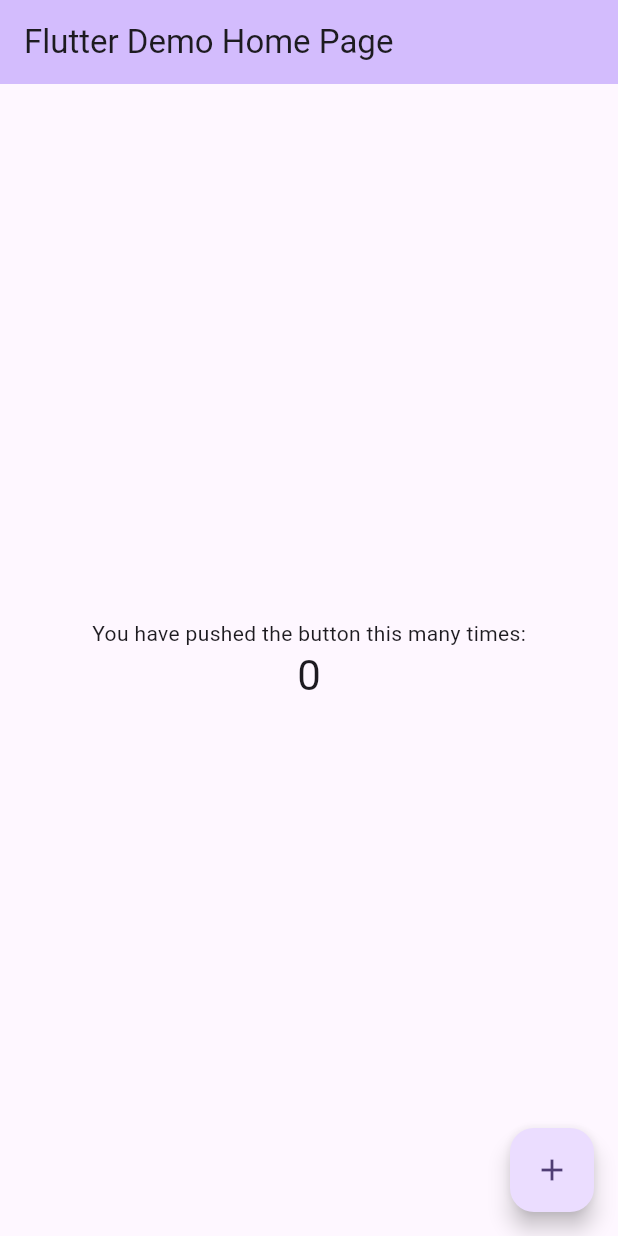
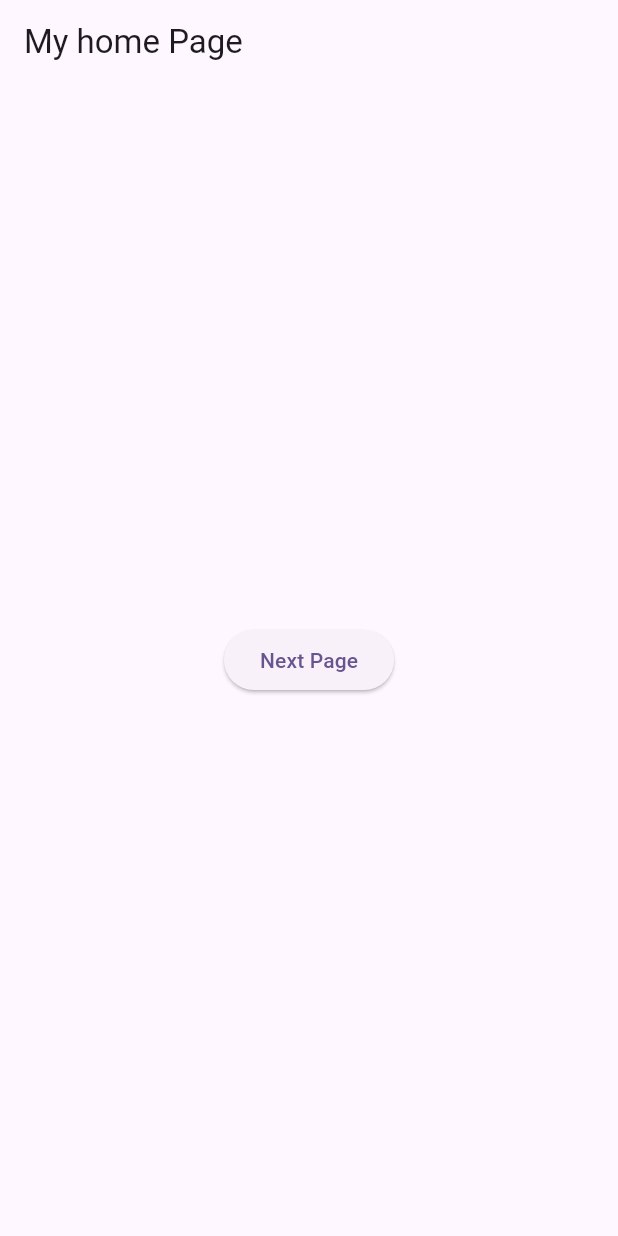
Before and after one commit to Shrutee0604/navigation, a Flutter app: the screen it shows after launch, on a phone screen of 412 x 824 dp. Run offline on Flutter 3.47's test engine with Material 2 defaults, Android fonts, the phone set to English and light mode, and no system bars.

Commit message:
second page within page

```diff
--- /dev/null
+++ b/lib/home_page.dart
@@ -0,0 +1,30 @@
+
+
+import 'package:flutter/material.dart';
+
+class MyHomePage extends StatelessWidget {
+
+
+  @override
+  Widget build(BuildContext context) {
+    return Scaffold(
+      appBar: AppBar(
+        title: Text("My home Page"),
+      ),
+      body: Center(
+        child: ElevatedButton(onPressed: (){
+          Navigator.push(context,MaterialPageRoute(builder: (context){
+            return Scaffold(
+              appBar: AppBar(
+                title: Text("second Page"),
+              ),
+              body: Container(
+                color: Colors.blue.shade300,
+              ),
+            );
+          }) );
+        }, child: Text("Next Page")),
+      ),
+    );
+  }
+}
--- a/lib/main.dart
+++ b/lib/main.dart
@@ -1,110 +1,25 @@
 import 'package:flutter/material.dart';
+import 'package:navigation/home_page.dart';
+
+
 
 void main() {
-  runApp(const MyApp());
+  runApp(MyApp());
 }
 
 class MyApp extends StatelessWidget {
-  const MyApp({super.key});
 
   // This widget is the root of your application.
   @override
   Widget build(BuildContext context) {
     return MaterialApp(
+      debugShowCheckedModeBanner: false,
       title: 'Flutter Demo',
       theme: ThemeData(
         colorScheme: ColorScheme.fromSeed(seedColor: Colors.deepPurple),
         useMaterial3: true,
       ),
-      home: const MyHomePage(title: 'Flutter Demo Home Page'),
+      home: MyHomePage(),
     );
   }
 }
-
-class MyHomePage extends StatefulWidget {
-  const MyHomePage({super.key, required this.title});
-
-  // This widget is the home page of your application. It is stateful, meaning
-  // that it has a State object (defined below) that contains fields that affect
-  // how it looks.
-
-  // This class is the configuration for the state. It holds the values (in this
-  // case the title) provided by the parent (in this case the App widget) and
-  // used by the build method of the State. Fields in a Widget subclass are
-  // always marked "final".
-
-  final String title;
-
-  @override
-  State<MyHomePage> createState() => _MyHomePageState();
-}
-
-class _MyHomePageState extends State<MyHomePage> {
-  int _counter = 0;
-
-  void _incrementCounter() {
-    setState(() {
-      // This call to setState tells the Flutter framework that something has
-      // changed in this State, which causes it to rerun the build method below
-      // so that the display can reflect the updated values. If we changed
-      // _counter without calling setState(), then the build method would not be
-      // called again, and so nothing would appear to happen.
-      _counter++;
-    });
-  }
-
-  @override
-  Widget build(BuildContext context) {
-    // This method is rerun every time setState is called, for instance as done
-    // by the _incrementCounter method above.
-    //
-    // The Flutter framework has been optimized to make rerunning build methods
-    // fast, so that you can just rebuild anything that needs updating rather
-    // than having to individually change instances of widgets.
-    return Scaffold(
-      appBar: AppBar(
-        // TRY THIS: Try changing the color here to a specific color (to
-        // Colors.amber, perhaps?) and trigger a hot reload to see the AppBar
-        // change color while the other colors stay the same.
-        backgroundColor: Theme.of(context).colorScheme.inversePrimary,
-        // Here we take the value from the MyHomePage object that was created by
-        // the App.build method, and use it to set our appbar title.
-        title: Text(widget.title),
-      ),
-      body: Center(
-        // Center is a layout widget. It takes a single child and positions it
-        // in the middle of the parent.
-        child: Column(
-          // Column is also a layout widget. It takes a list of children and
-          // arranges them vertically. By default, it sizes itself to fit its
-          // children horizontally, and tries to be as tall as its parent.
-          //
-          // Column has various properties to control how it sizes itself and
-          // how it positions its children. Here we use mainAxisAlignment to
-          // center the children vertically; the main axis here is the vertical
-          // axis because Columns are vertical (the cross axis would be
-          // horizontal).
-          //
-          // TRY THIS: Invoke "debug painting" (choose the "Toggle Debug Paint"
-          // action in the IDE, or press "p" in the console), to see the
-          // wireframe for each widget.
-          mainAxisAlignment: MainAxisAlignment.center,
-          children: <Widget>[
-            const Text(
-              'You have pushed the button this many times:',
-            ),
-            Text(
-              '$_counter',
-              style: Theme.of(context).textTheme.headlineMedium,
-            ),
-          ],
-        ),
-      ),
-      floatingActionButton: FloatingActionButton(
-        onPressed: _incrementCounter,
-        tooltip: 'Increment',
-        child: const Icon(Icons.add),
-      ), // This trailing comma makes auto-formatting nicer for build methods.
-    );
-  }
-}
```
